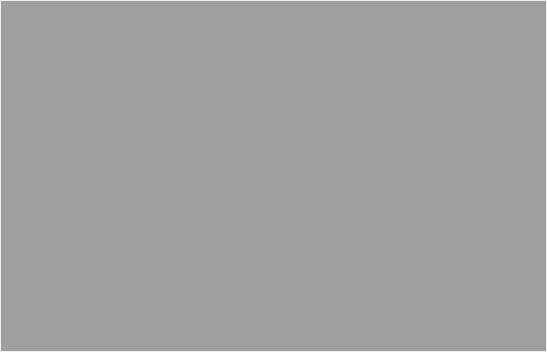
tbikfalvi/Belenus, file client/dlgsecondarywindow.ui: the form before one commit.
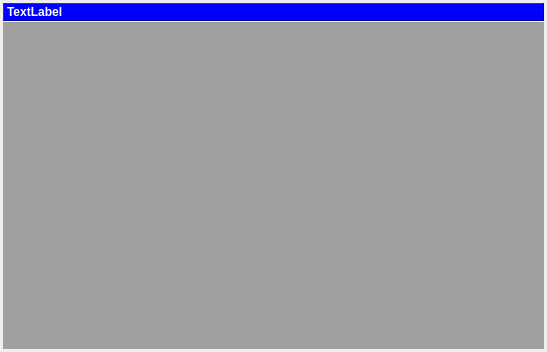
The form after the commit.

```diff
--- a/client/dlgsecondarywindow.ui
+++ b/client/dlgsecondarywindow.ui
@@ -17,9 +17,64 @@
    <property name="spacing">
     <number>1</number>
    </property>
-   <property name="margin">
-    <number>1</number>
+   <property name="leftMargin">
+    <number>3</number>
    </property>
+   <property name="topMargin">
+    <number>3</number>
+   </property>
+   <property name="rightMargin">
+    <number>3</number>
+   </property>
+   <property name="bottomMargin">
+    <number>3</number>
+   </property>
+   <item>
+    <widget class="QFrame" name="frmCaption">
+     <property name="styleSheet">
+      <string notr="true">background-color: rgb(0, 0, 255);</string>
+     </property>
+     <property name="frameShape">
+      <enum>QFrame::Panel</enum>
+     </property>
+     <property name="frameShadow">
+      <enum>QFrame::Raised</enum>
+     </property>
+     <layout class="QVBoxLayout" name="verticalLayout_2">
+      <property name="spacing">
+       <number>0</number>
+      </property>
+      <property name="leftMargin">
+       <number>3</number>
+      </property>
+      <property name="topMargin">
+       <number>1</number>
+      </property>
+      <property name="rightMargin">
+       <number>3</number>
+      </property>
+      <property name="bottomMargin">
+       <number>1</number>
+      </property>
+      <item>
+       <widget class="QLabel" name="lblCaption">
+        <property name="font">
+         <font>
+          <weight>75</weight>
+          <bold>true</bold>
+         </font>
+        </property>
+        <property name="styleSheet">
+         <string notr="true">color: rgb(255, 255, 255);</string>
+        </property>
+        <property name="text">
+         <string>TextLabel</string>
+        </property>
+       </widget>
+      </item>
+     </layout>
+    </widget>
+   </item>
    <item>
     <widget class="QMdiArea" name="mdiArea"/>
    </item>
```
